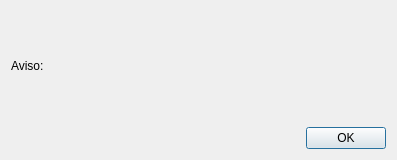
This is ui/WarnDialog.ui in lexcibien/OpenJTX-A9 as Qt 5 draws it before an edit. The edited form follows.
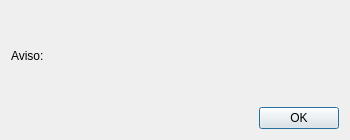
This is the edited form.

Commit message: changing dialog dimension

The edit to the form file:
```diff
--- a/ui/WarnDialog.ui
+++ b/ui/WarnDialog.ui
@@ -6,8 +6,8 @@
    <rect>
     <x>0</x>
     <y>0</y>
-    <width>397</width>
-    <height>160</height>
+    <width>350</width>
+    <height>140</height>
    </rect>
   </property>
   <property name="windowTitle">
```
